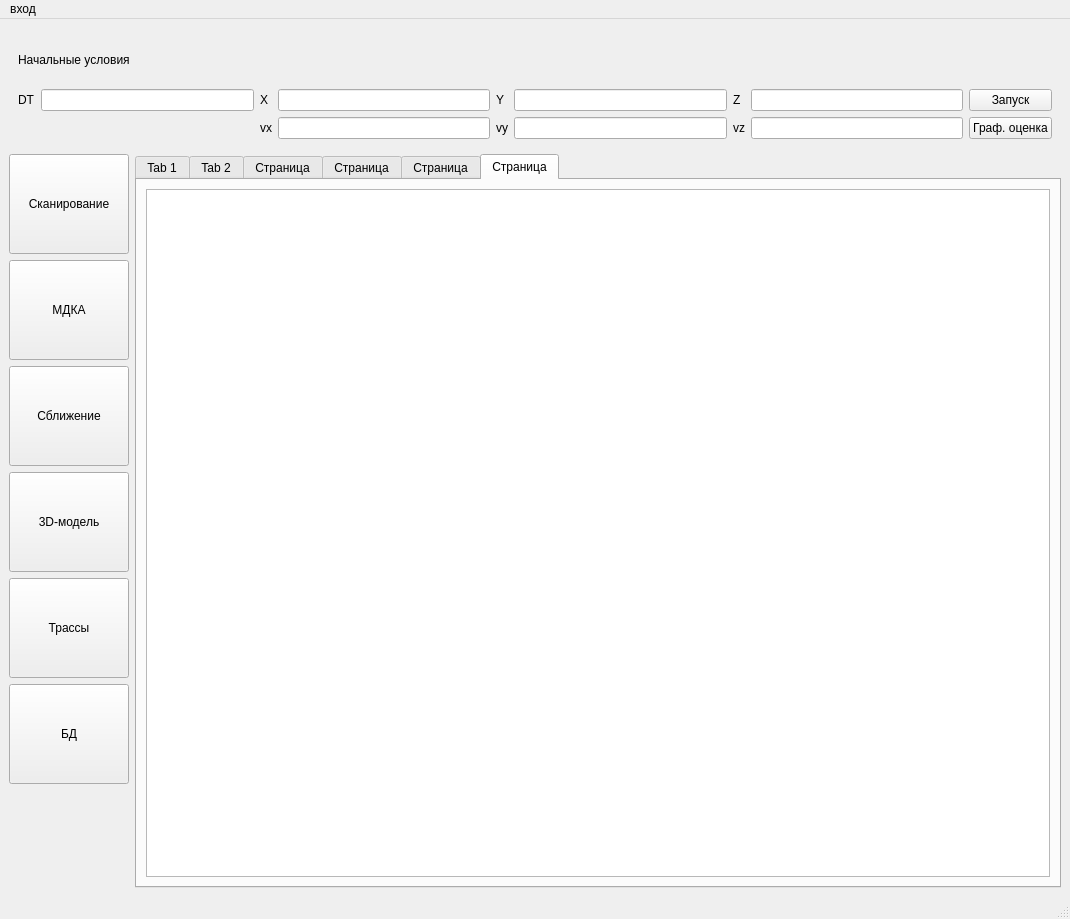
Old version of the form mainwindow.ui in the repository MaryBark/SSMZP.
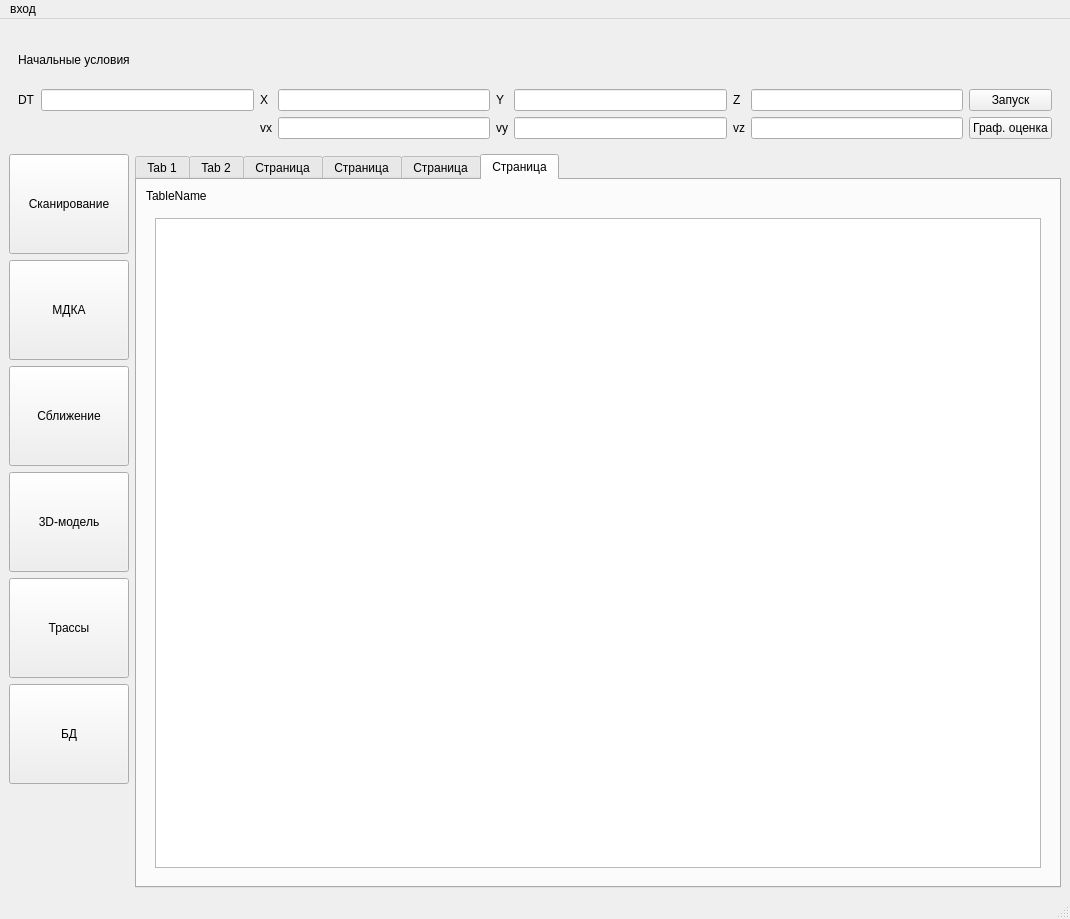
New version of the form. The open tabs and pages were chosen to show the change.

Diff of the .ui file:
```diff
--- a/mainwindow.ui
+++ b/mainwindow.ui
@@ -405,9 +405,34 @@
        <attribute name="title">
         <string>Страница</string>
        </attribute>
-       <layout class="QVBoxLayout" name="verticalLayout_3">
-        <item>
-         <widget class="QTableView" name="tableView_3"/>
+       <layout class="QGridLayout" name="gridLayout_7">
+        <item row="0" column="0">
+         <widget class="QLabel" name="label_9">
+          <property name="text">
+           <string>TableName</string>
+          </property>
+         </widget>
+        </item>
+        <item row="1" column="0">
+         <widget class="QStackedWidget" name="stackedWidget_2">
+          <property name="currentIndex">
+           <number>0</number>
+          </property>
+          <widget class="QWidget" name="page_3">
+           <layout class="QHBoxLayout" name="horizontalLayout_2">
+            <item>
+             <widget class="QTableView" name="tableView_3"/>
+            </item>
+           </layout>
+          </widget>
+          <widget class="QWidget" name="page_4">
+           <layout class="QHBoxLayout" name="horizontalLayout_3">
+            <item>
+             <widget class="QTableView" name="tableView_4"/>
+            </item>
+           </layout>
+          </widget>
+         </widget>
         </item>
        </layout>
       </widget>
```
